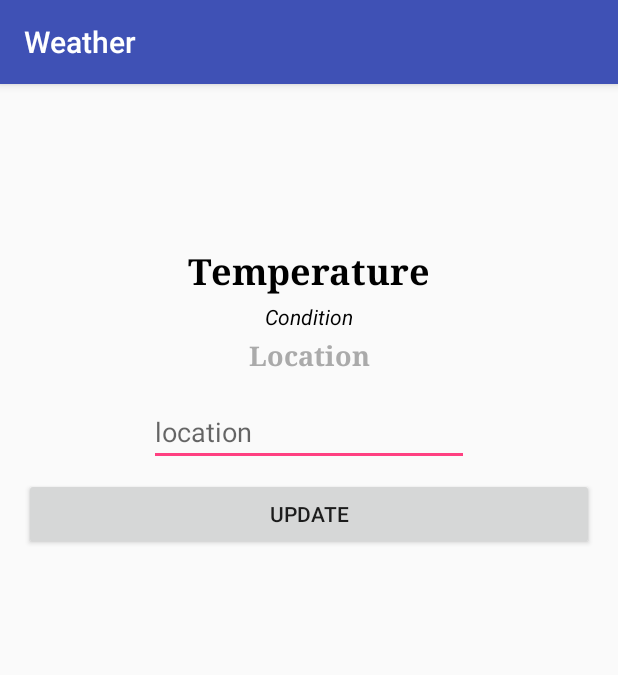
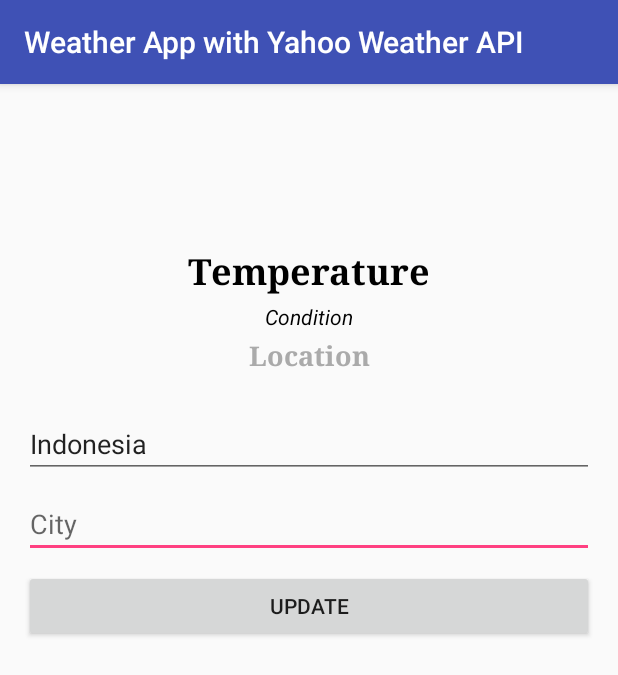
Before and after one commit to theinternetbae/Weather, an Android app: the screen it shows after launch (MainActivity), after a tap on "UPDATE", on a phone screen of 412 x 824 dp. Shown: the top 675 px of the screen. Run offline under Robolectric (Android 15) with nearby library versions, the phone set to English and light mode, and no system bars.

Commit message:
add input edit text country

```diff
--- a/app/src/main/java/com/example/kaligaswag/weather/MainActivity.java
+++ b/app/src/main/java/com/example/kaligaswag/weather/MainActivity.java
@@ -19,7 +19,7 @@ public class MainActivity extends AppCompatActivity implements WeatherServiceCal
 
     private TextView temperatureTextView, locationTextView, conditionTextView;
     private YahooWeatherService service;
-    private EditText inputLocation;
+    private EditText inputLocation, inputcountry;
     private Button updateButton;
     private ProgressDialog dialog;
 
@@ -29,6 +29,7 @@ public class MainActivity extends AppCompatActivity implements WeatherServiceCal
         setContentView(R.layout.activity_main);
 
         updateButton = findViewById(R.id.button);
+        inputcountry = findViewById(R.id.editTextCountry);
         inputLocation = findViewById(R.id.editTextLocation);
         temperatureTextView = findViewById(R.id.textViewTemperature);
         locationTextView = findViewById(R.id.textViewLocation);
@@ -45,7 +46,8 @@ public class MainActivity extends AppCompatActivity implements WeatherServiceCal
                 dialog.setMessage("Loading..");
                 dialog.show();
                 String loc = inputLocation.getText().toString();
-                service.refreshWeather(loc + ", Indonesia");
+                String contry = inputcountry.getText().toString();
+                service.refreshWeather(loc + ", " + contry);
             }
         });
 
--- a/app/src/main/res/layout/activity_main.xml
+++ b/app/src/main/res/layout/activity_main.xml
@@ -58,17 +58,18 @@
 
     <EditText
         android:id="@+id/editTextLocation"
-        android:layout_width="wrap_content"
+        android:layout_width="0dp"
         android:layout_height="wrap_content"
         android:layout_marginEnd="8dp"
         android:layout_marginStart="8dp"
-        android:layout_marginTop="16dp"
+        android:layout_marginTop="8dp"
         android:ems="10"
         android:hint="@string/location"
         android:inputType="textPersonName"
         app:layout_constraintEnd_toEndOf="parent"
+        app:layout_constraintHorizontal_bias="0.0"
         app:layout_constraintStart_toStartOf="parent"
-        app:layout_constraintTop_toBottomOf="@+id/textViewLocation" />
+        app:layout_constraintTop_toBottomOf="@+id/editTextCountry" />
 
     <Button
         android:id="@+id/button"
@@ -82,4 +83,19 @@
         app:layout_constraintStart_toStartOf="parent"
         app:layout_constraintTop_toBottomOf="@+id/editTextLocation" />
 
+    <EditText
+        android:id="@+id/editTextCountry"
+        android:layout_width="0dp"
+        android:layout_height="wrap_content"
+        android:layout_marginEnd="8dp"
+        android:layout_marginStart="8dp"
+        android:layout_marginTop="24dp"
+        android:ems="10"
+        android:hint="@string/country"
+        android:inputType="textPersonName"
+        android:text="Indonesia"
+        app:layout_constraintEnd_toEndOf="parent"
+        app:layout_constraintStart_toStartOf="parent"
+        app:layout_constraintTop_toBottomOf="@+id/textViewLocation" />
+
 </android.support.constraint.ConstraintLayout>
--- a/app/src/main/res/values/strings.xml
+++ b/app/src/main/res/values/strings.xml
@@ -1,9 +1,10 @@
 <resources>
-    <string name="app_name">Weather</string>
+    <string name="app_name">Weather App with Yahoo Weather API</string>
     <string name="imgview">Image view</string>
     <string name="textview1">Temperature</string>
     <string name="textview2">Condition</string>
     <string name="textview3">Location</string>
-    <string name="location">location</string>
+    <string name="location">City</string>
     <string name="update">update</string>
+    <string name="country">Country</string>
 </resources>
```
